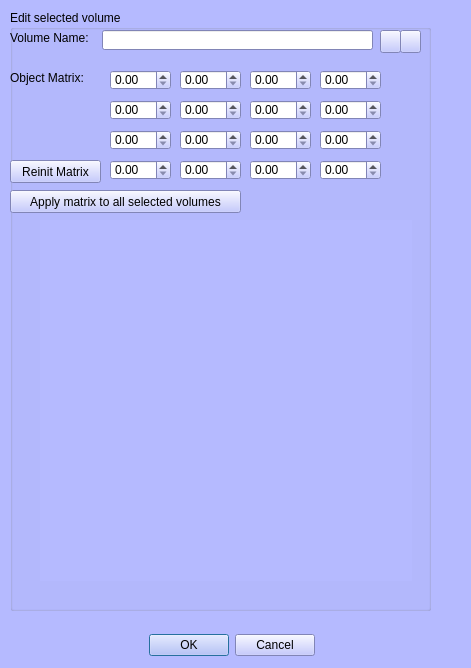
Before: the Qt Designer form MorphoDig/Qt/mqEditVolumeDialog.ui in morphomuseum/MorphoDig, drawn with Qt 5.
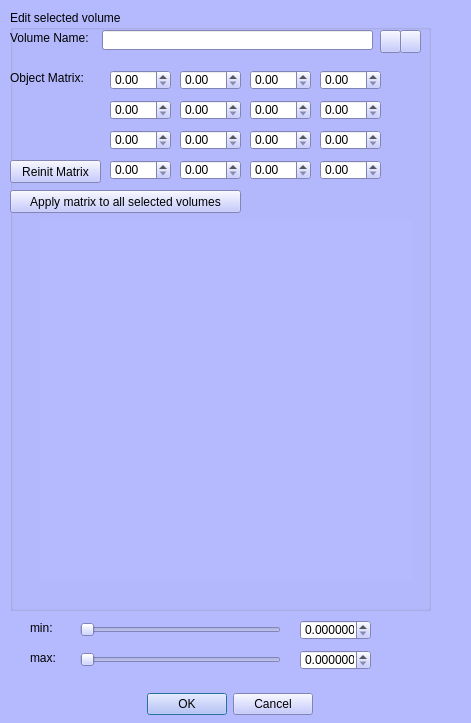
After: the same form once the commit is applied. Icons and pictures are not drawn. Custom widgets are drawn as their Qt base class.

Commit message: Sliders min max

```diff
--- a/MorphoDig/Qt/mqEditVolumeDialog.ui
+++ b/MorphoDig/Qt/mqEditVolumeDialog.ui
@@ -7,7 +7,7 @@
     <x>0</x>
     <y>0</y>
     <width>471</width>
-    <height>668</height>
+    <height>723</height>
    </rect>
   </property>
   <property name="palette">
@@ -459,23 +459,12 @@
    <property name="geometry">
     <rect>
      <x>120</x>
-     <y>630</y>
+     <y>690</y>
      <width>195</width>
      <height>30</height>
     </rect>
    </property>
-   <layout class="QHBoxLayout" name="horizontalLayout_2">
-    <item>
-     <widget class="QDialogButtonBox" name="buttonBox">
-      <property name="orientation">
-       <enum>Qt::Horizontal</enum>
-      </property>
-      <property name="standardButtons">
-       <set>QDialogButtonBox::Cancel|QDialogButtonBox::Ok</set>
-      </property>
-     </widget>
-    </item>
-   </layout>
+   <layout class="QHBoxLayout" name="horizontalLayout_2"/>
   </widget>
   <widget class="QGroupBox" name="groupBox">
    <property name="geometry">
@@ -807,7 +796,108 @@
     </widget>
    </widget>
   </widget>
+  <widget class="QDialogButtonBox" name="buttonBox">
+   <property name="geometry">
+    <rect>
+     <x>120</x>
+     <y>690</y>
+     <width>193</width>
+     <height>28</height>
+    </rect>
+   </property>
+   <property name="orientation">
+    <enum>Qt::Horizontal</enum>
+   </property>
+   <property name="standardButtons">
+    <set>QDialogButtonBox::Cancel|QDialogButtonBox::Ok</set>
+   </property>
+  </widget>
+  <widget class="QDoubleSpinBox" name="currentMin">
+   <property name="geometry">
+    <rect>
+     <x>300</x>
+     <y>620</y>
+     <width>71</width>
+     <height>20</height>
+    </rect>
+   </property>
+   <property name="decimals">
+    <number>6</number>
+   </property>
+  </widget>
+  <widget class="QDoubleSlider" name="sliderMax">
+   <property name="geometry">
+    <rect>
+     <x>80</x>
+     <y>650</y>
+     <width>201</width>
+     <height>19</height>
+    </rect>
+   </property>
+   <property name="orientation">
+    <enum>Qt::Horizontal</enum>
+   </property>
+  </widget>
+  <widget class="QLabel" name="label_4">
+   <property name="geometry">
+    <rect>
+     <x>30</x>
+     <y>620</y>
+     <width>31</width>
+     <height>16</height>
+    </rect>
+   </property>
+   <property name="text">
+    <string>min: </string>
+   </property>
+  </widget>
+  <widget class="QLabel" name="label_5">
+   <property name="geometry">
+    <rect>
+     <x>30</x>
+     <y>650</y>
+     <width>31</width>
+     <height>16</height>
+    </rect>
+   </property>
+   <property name="text">
+    <string>max: </string>
+   </property>
+  </widget>
+  <widget class="QDoubleSpinBox" name="currentMax">
+   <property name="geometry">
+    <rect>
+     <x>300</x>
+     <y>650</y>
+     <width>71</width>
+     <height>20</height>
+    </rect>
+   </property>
+   <property name="decimals">
+    <number>6</number>
+   </property>
+  </widget>
+  <widget class="QDoubleSlider" name="sliderMin">
+   <property name="geometry">
+    <rect>
+     <x>80</x>
+     <y>620</y>
+     <width>201</width>
+     <height>19</height>
+    </rect>
+   </property>
+   <property name="orientation">
+    <enum>Qt::Horizontal</enum>
+   </property>
+  </widget>
  </widget>
+ <customwidgets>
+  <customwidget>
+   <class>QDoubleSlider</class>
+   <extends>QSlider</extends>
+   <header>QDoubleSlider.h</header>
+  </customwidget>
+ </customwidgets>
  <resources>
   <include location="../Icons/icons.qrc"/>
   <include location="../Icons/icons.qrc"/>
```
The commit also changes 2 other files.
